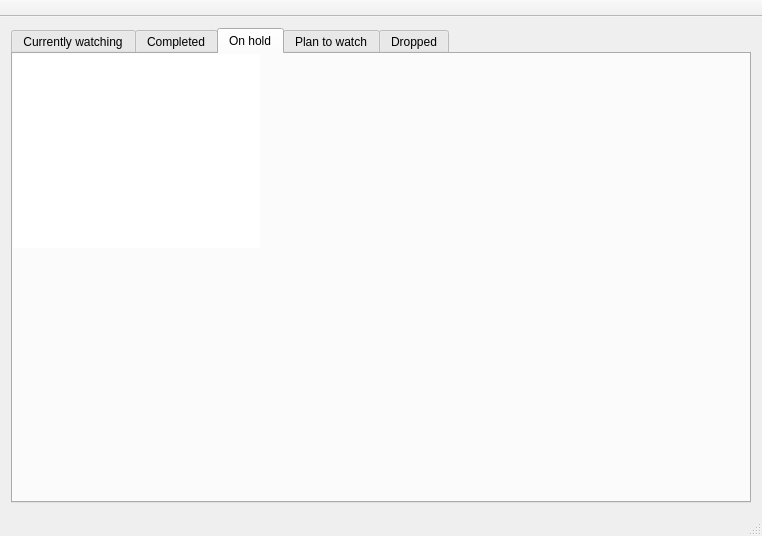
Old version of the form src/ouroboros.ui in the repository KasaiDot/Ouroboros.
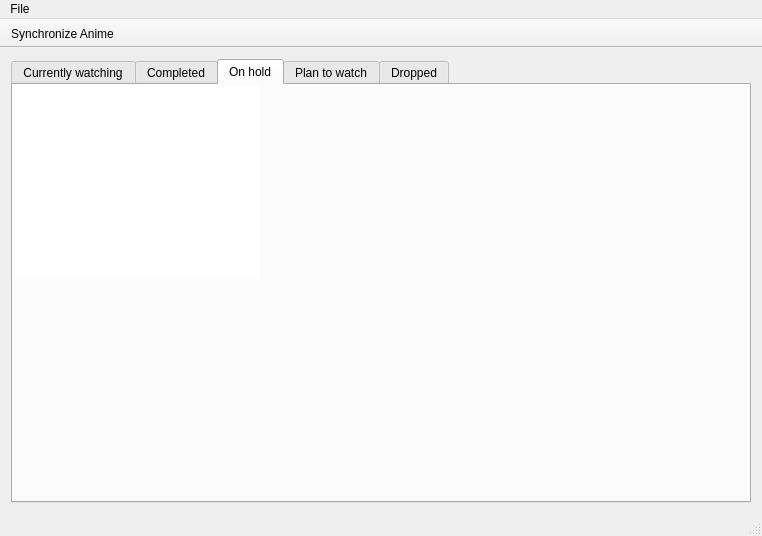
New version of the form. The open tabs and pages were chosen to show the change. Icons and pictures are not drawn.

Diff of the .ui file:
```diff
--- a/src/ouroboros.ui
+++ b/src/ouroboros.ui
@@ -222,6 +222,9 @@
            <property name="alternatingRowColors">
             <bool>true</bool>
            </property>
+           <property name="indentation">
+            <number>0</number>
+           </property>
            <property name="uniformRowHeights">
             <bool>true</bool>
            </property>
@@ -237,11 +240,14 @@
            <attribute name="headerCascadingSectionResizes">
             <bool>true</bool>
            </attribute>
+           <attribute name="headerDefaultSectionSize">
+            <number>200</number>
+           </attribute>
            <attribute name="headerMinimumSectionSize">
-            <number>50</number>
+            <number>100</number>
            </attribute>
            <attribute name="headerShowSortIndicator" stdset="0">
-            <bool>false</bool>
+            <bool>true</bool>
            </attribute>
           </widget>
          </item>
@@ -414,6 +420,13 @@
      <height>21</height>
     </rect>
    </property>
+   <widget class="QMenu" name="menuFile">
+    <property name="title">
+     <string>File</string>
+    </property>
+    <addaction name="Action_Synchronize_Anime"/>
+   </widget>
+   <addaction name="menuFile"/>
   </widget>
   <widget class="QToolBar" name="MainToolBar">
    <property name="movable">
@@ -431,6 +444,7 @@
    <attribute name="toolBarBreak">
     <bool>false</bool>
    </attribute>
+   <addaction name="Action_Synchronize_Anime"/>
   </widget>
   <widget class="QStatusBar" name="MainStatusBar"/>
   <action name="Action_EditUserEpisodes">
@@ -441,6 +455,11 @@
     <string>Edit episode count</string>
    </property>
   </action>
+  <action name="Action_Synchronize_Anime">
+   <property name="text">
+    <string>Synchronize Anime</string>
+   </property>
+  </action>
  </widget>
  <layoutdefault spacing="6" margin="11"/>
  <resources/>
```
Left out of the diff: 54 changed lines with no effect on the pictures.
